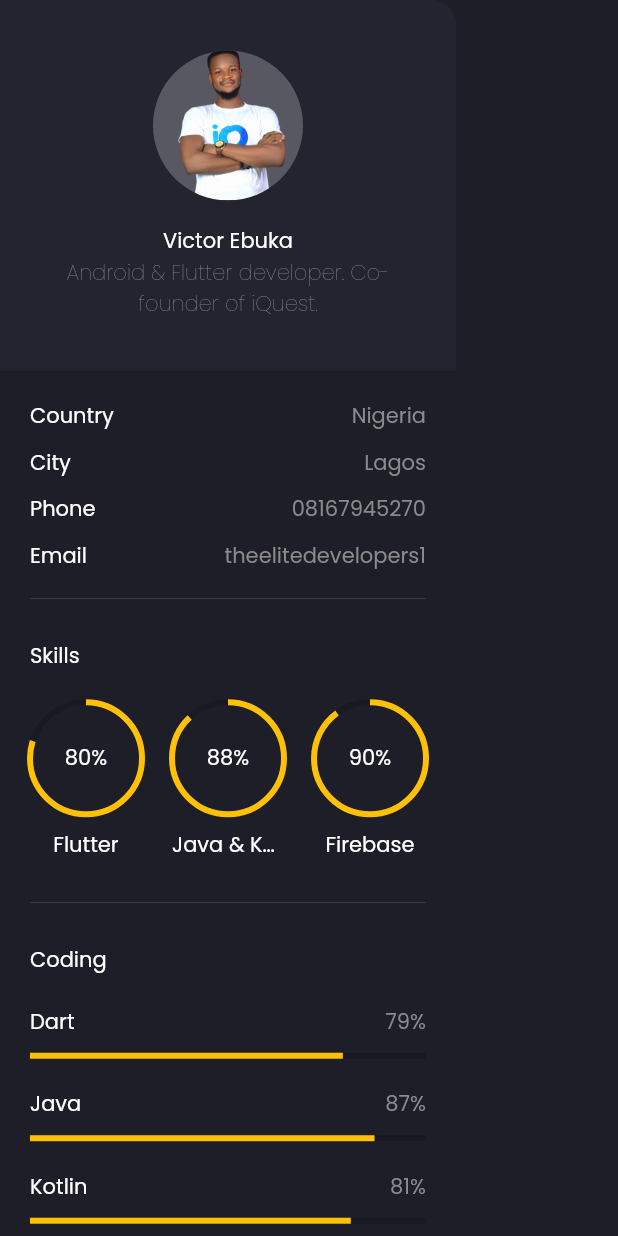
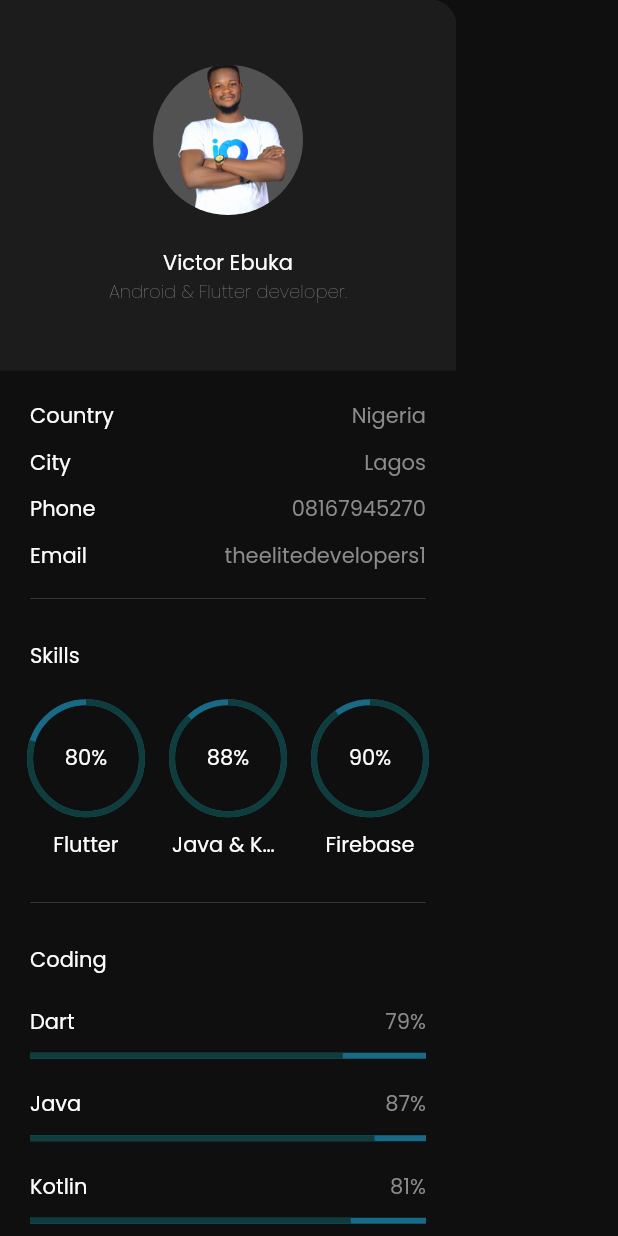
Before and after one commit to VhiktorBrown/my-portfolio-website, a Flutter app: the DrawerMenu widget shown alone on an empty page, opened directly, on a phone screen of 412 x 824 dp. Run offline on Flutter 3.47's test engine with Material 2 defaults, Android fonts, the phone set to English and light mode, and no system bars; our stand-ins replace animated_text_kit, flutter_svg, google_fonts; missing offline and left inert: icons_flutter.

Commit message:
changed website's colours

```diff
--- a/lib/components/drawer_menu.dart
+++ b/lib/components/drawer_menu.dart
@@ -1,4 +1,3 @@
-import 'package:flutter/cupertino.dart';
 import 'package:flutter/material.dart';
 import 'package:icons_flutter/icons_flutter.dart';
 import 'package:victors_portfolio/components/knowledge_widget.dart';
@@ -59,7 +58,7 @@ class DrawerMenu extends StatelessWidget {
                   ),
                   Container(
                     margin: EdgeInsets.only(top: defaultPadding / 2),
-                    color: Color(0XFF24242E),
+                    color: secondaryColor,
                     child: Row(
                       children: [
                         Spacer(),
--- a/lib/components/my_information.dart
+++ b/lib/components/my_information.dart
@@ -11,7 +11,7 @@ class MyInformation extends StatelessWidget {
       aspectRatio: 1.23,
       child: Container(
         padding: EdgeInsets.symmetric(horizontal: 30.0),
-        color: const Color(0XFF242430),
+        color: secondaryColor,
         child: Column(
           mainAxisAlignment: MainAxisAlignment.spaceAround,
           children: [
@@ -29,12 +29,12 @@ class MyInformation extends StatelessWidget {
               ),
             ),
             Text(
-              'Android & Flutter developer. Co-founder of iQuest.',
+              'Android & Flutter developer.',
               textAlign: TextAlign.center,
               style: TextStyle(
                   fontWeight: FontWeight.w100,
                   height: 1.5,
-                  fontSize: 14,
+                  fontSize: 12,
                   color: bodyTextColor
               ),
             ),
--- a/lib/models/project.dart
+++ b/lib/models/project.dart
@@ -5,7 +5,7 @@ class Project {
 
 List<Project> demoProjects = [
   Project(
-      title: "iQuest - Ed-Tech for Undergraduates",
+      title: "iQuest App - Ed-Tech for Undergraduates",
       description: "iQuest is an Ed-Tech mobile app that is bringing thousands of undergraduate students closer to their academic goals. "
           "I was part of small mobile team responsible for setting up the project structure, building its user interface and writing readable, efficient, scalable code "
           "as well as shipping to the app store.",
@@ -13,7 +13,7 @@ List<Project> demoProjects = [
       iconPath: "assets/icons/google_play.svg",
   ),
   Project(
-      title: "Syticks - The Social Ticketing Platform",
+      title: "Syticks App - The Social Ticketing Platform",
       description: "Responsible for building from scratch the app that's gradually digitalizing the traditional ticketing industry, I was responsible for "
           "setting up project using MVVM structure, building UI, writing optimal Java and Kotlin code, implementing dependency injection with Dagger2, writing tests and "
           "shipping apps to the store.",
--- a/lib/screens/home/components/header_banner.dart
+++ b/lib/screens/home/components/header_banner.dart
@@ -14,7 +14,7 @@ class HeaderBanner extends StatelessWidget {
         fit: StackFit.expand,
         children: [
           Image.asset('assets/images/bg_image.jpg', fit: BoxFit.cover,),
-          Container(color: darkColor.withOpacity(0.66),),
+          Container(color: secondaryColor.withOpacity(0.2),),
           Padding(
             padding: const EdgeInsets.symmetric(horizontal: defaultPadding),
             child: Column(
@@ -45,7 +45,7 @@ class HeaderBanner extends StatelessWidget {
                     child: Text(
                       "EXPLORE NOW",
                       style: GoogleFonts.poppins(
-                          color: darkColor,
+                          color: Color(0XFFFFFFFF),
                           fontWeight: FontWeight.w600
                       ),
                     )
@@ -101,7 +101,7 @@ class TaggedTextWidget extends StatelessWidget {
             children: [
               TextSpan(
                   text: text,
-                  style: const TextStyle(color: primaryColor)
+                  style: const TextStyle(color: darkColor)
               ),
               const TextSpan(text: ">", style: TextStyle(color: Colors.white),),
             ]
--- a/lib/screens/home/components/my_projects_widget.dart
+++ b/lib/screens/home/components/my_projects_widget.dart
@@ -28,7 +28,7 @@ class MyProjectsWidget extends StatelessWidget {
                 crossAxisCount: 3,
                 crossAxisSpacing: defaultPadding,
                 mainAxisSpacing: defaultPadding,
-                childAspectRatio: 1.1
+                childAspectRatio: 1.23
             ),
             itemBuilder: (context, index){
               return ProjectCard(project: demoProjects[index]);
@@ -83,7 +83,7 @@ class ProjectCard extends StatelessWidget {
               )
             ],
           ),
-          const SizedBox(height: defaultPadding/3,),
+          const SizedBox(height: defaultPadding,),
           Text(
             project.description!,
             maxLines: 4,
@@ -101,7 +101,7 @@ class ProjectCard extends StatelessWidget {
               "Read More >>",
               textAlign: TextAlign.start,
               style: GoogleFonts.poppins(
-                color: primaryColor,
+                color: darkColor,
               ),
             ),
           ),
--- a/lib/screens/home/components/statistics_highlight_widget.dart
+++ b/lib/screens/home/components/statistics_highlight_widget.dart
@@ -76,7 +76,7 @@ class AnimatedCounter extends StatelessWidget {
       builder: (context, value, child) => Text(
         "$value$text",
         style: const TextStyle(
-            color: primaryColor,
+            color: darkColor,
             fontSize: 14
         ),
       ),
--- a/lib/utils/constants.dart
+++ b/lib/utils/constants.dart
@@ -1,9 +1,9 @@
 import 'package:flutter/material.dart';
-const primaryColor = Color(0XFFFFC107);
-const secondaryColor = Color(0XFF242430);
-const darkColor = Color(0XFF191923);
+const primaryColor = Color(0XFF0F3D3E);
+const secondaryColor = Color(0XFF1C1C1C);
+const darkColor = Color(0XFF176B87);
 const bodyTextColor = Color(0XFF8B8B8D);
-const bgColor = Color(0XFF1E1E28);
+const bgColor = Color(0XFF100F0F);
 
 const defaultPadding = 20.0;
 const defaultDuration = Duration(seconds: 1);
```
Also changed, not shown: lib/responsive.dart (added, +40 -0 lines), lib/screens/main_screen.dart (+16 -4 lines).
